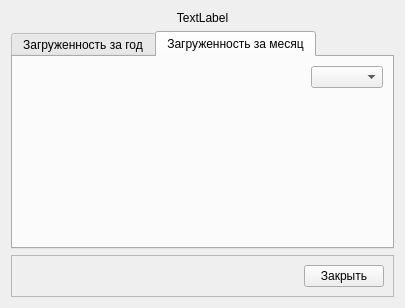
First picture: the form in graphic.ui, repository ArtemShchuchev/AirportInspector, before the edit.
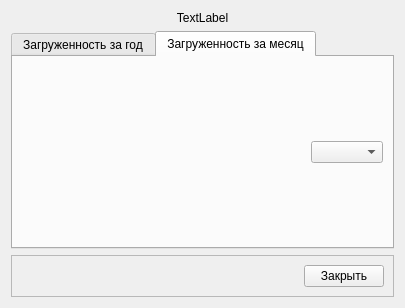
Second picture: the form after the edit.

```diff
--- a/graphic.ui
+++ b/graphic.ui
@@ -63,9 +63,6 @@
          </property>
         </spacer>
        </item>
-       <item row="1" column="0" colspan="2">
-        <widget class="QWidget" name="wid_lineSeries" native="true"/>
-       </item>
       </layout>
      </widget>
     </widget>
```
Left out of the diff: 5 changed lines with no effect on the pictures.
